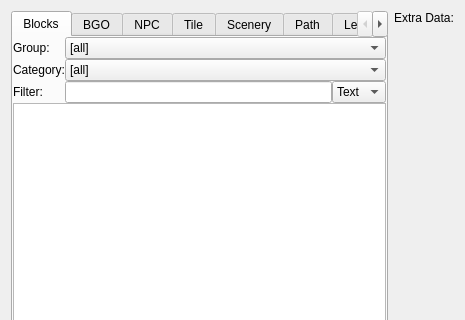
Above: Editor/editing/_dialogs/itemselectdialog.ui from WohlSoft/Moondust-Project before the change; both pictures show x 0 to 465 and y 0 to 320 of the 465 by 494 pixel window. Below: the same form after it.
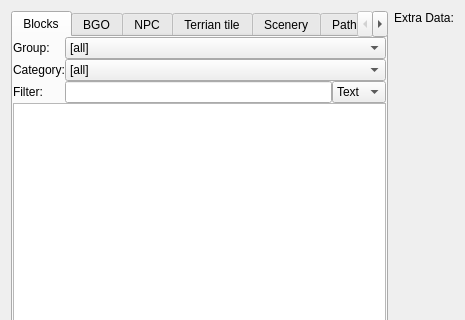
That is the form after the change. The open tabs and pages were chosen to show the change. Icons and pictures are not drawn.

```diff
--- a/Editor/editing/_dialogs/itemselectdialog.ui
+++ b/Editor/editing/_dialogs/itemselectdialog.ui
@@ -288,7 +288,7 @@
        </widget>
        <widget class="QWidget" name="Sel_Tab_Tile">
         <attribute name="title">
-         <string>Tile</string>
+         <string>Terrian tile</string>
         </attribute>
         <layout class="QGridLayout" name="gridLayout_5">
          <property name="leftMargin">
```
Left out of the diff: 2 changed lines with no effect on the pictures.
